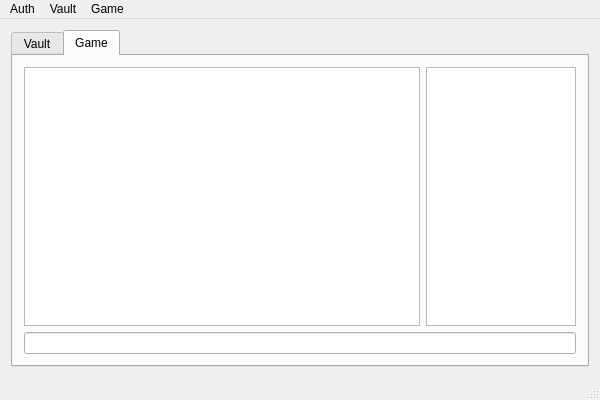
The window that MoulKI.ui (H-uru/MoulKI) describes before a commit, drawn with Qt 5.
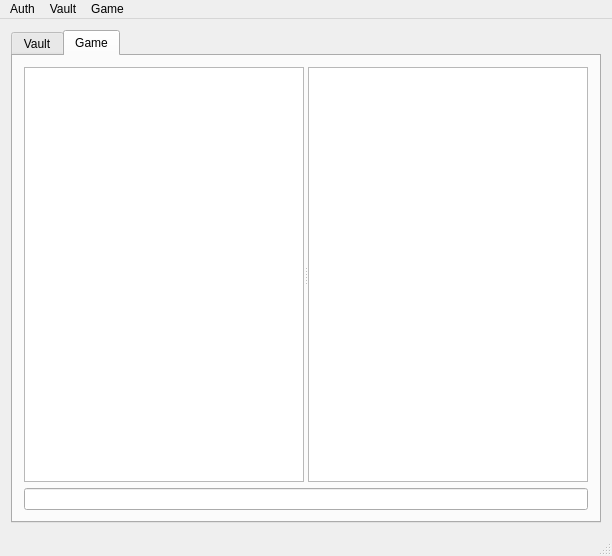
The same window after the commit. The open tabs and pages were chosen to show the change.

Commit message: Added movable splitters and some threading safety measures

The edit to the form file:
```diff
--- a/MoulKI.ui
+++ b/MoulKI.ui
@@ -6,8 +6,8 @@
    <rect>
     <x>0</x>
     <y>0</y>
-    <width>600</width>
-    <height>400</height>
+    <width>612</width>
+    <height>556</height>
    </rect>
   </property>
   <property name="windowTitle">
@@ -244,15 +244,28 @@
        </attribute>
        <layout class="QVBoxLayout" name="verticalLayout_2">
         <item>
-         <layout class="QHBoxLayout" name="horizontalLayout_2">
-          <item>
-           <widget class="QTextEdit" name="chatPane"/>
-          </item>
-          <item>
+         <widget class="QSplitter" name="splitter">
+          <property name="orientation">
+           <enum>Qt::Horizontal</enum>
+          </property>
+          <widget class="QTextEdit" name="chatPane">
+           <property name="sizePolicy">
+            <sizepolicy hsizetype="Expanding" vsizetype="Expanding">
+             <horstretch>0</horstretch>
+             <verstretch>0</verstretch>
+            </sizepolicy>
+           </property>
+          </widget>
            <widget class="QTreeWidget" name="playersTree">
+           <property name="sizePolicy">
+            <sizepolicy hsizetype="Preferred" vsizetype="Preferred">
+             <horstretch>0</horstretch>
+             <verstretch>0</verstretch>
+            </sizepolicy>
+           </property>
             <property name="maximumSize">
              <size>
-              <width>150</width>
+             <width>16777215</width>
               <height>16777215</height>
              </size>
             </property>
@@ -268,8 +281,7 @@
              </property>
             </column>
            </widget>
-          </item>
-         </layout>
+         </widget>
         </item>
         <item>
          <widget class="QLineEdit" name="chatEntry"/>
@@ -286,7 +298,7 @@
     <rect>
      <x>0</x>
      <y>0</y>
-     <width>600</width>
+     <width>612</width>
      <height>25</height>
     </rect>
    </property>
```
Left out of the diff: 17 changed lines with no effect on the pictures. Lines whose indentation alone changed are shown as unchanged. The commit also changes 4 other files.
